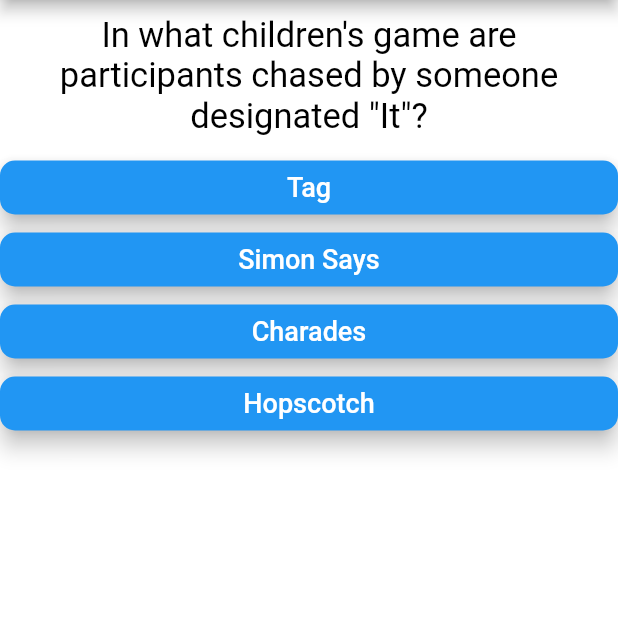
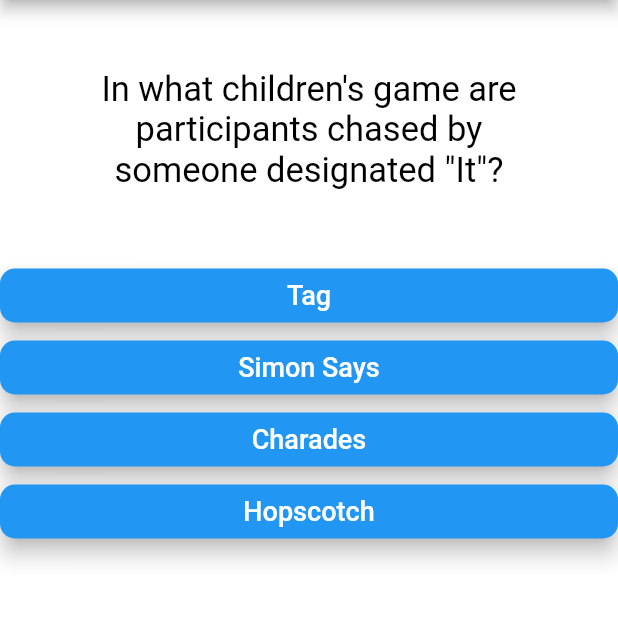
Before and after one commit to dimeprog/Quiz-App, a Flutter app: the screen it shows after launch, on a phone screen of 412 x 824 dp, the part 84-705 px from its top. Run offline on Flutter 3.47's test engine with Material 2 defaults, Android fonts, the phone set to English and light mode, and no system bars; missing offline and left inert: alert, dart:ffi.

Commit message:
code restructure

```diff
--- a/flutter_basics/lib/alert_box.dart
+++ b/flutter_basics/lib/alert_box.dart
@@ -11,7 +11,9 @@ class AlertBox extends StatelessWidget {
 
   @override
   Widget build(BuildContext context) {
-    return AlertDialog(
+    return Padding(
+      padding: const EdgeInsets.all(8.0),
+      child: AlertDialog(
         title: const Text('answerDisplay dialog'),
         backgroundColor: Colors.lightBlue,
         content: Text(
@@ -30,6 +32,7 @@ class AlertBox extends StatelessWidget {
             child: const Text('Next'),
           )
         ],
+      ),
     );
   }
 }
--- a/flutter_basics/lib/main.dart
+++ b/flutter_basics/lib/main.dart
@@ -1,6 +1,8 @@
 // ignore_for_file: deprecated_member_use, avoid_print
 
 import 'dart:ffi';
+import 'package:alert/alert.dart';
+
 import './questions.dart';
 import 'package:flutter/material.dart';
 import './answers.dart';
@@ -630,6 +632,7 @@ class _MyAppState extends State<MyApp> {
       print(listOfOptions[correctOption]);
       for (String e in listOfOptions) {
         if (e == listOfOptions[correctOption]) {
+          Alert(message: 'test', shortDuration: true).show();
           AlertBox(
             AnswerOption: listOfOptions,
             correctOption: correctOption,
--- a/flutter_basics/lib/questions.dart
+++ b/flutter_basics/lib/questions.dart
@@ -7,8 +7,9 @@ class Questions extends StatelessWidget {
   @override
   Widget build(BuildContext context) {
     return Container(
+      padding: const EdgeInsets.all(16.0),
       width: double.infinity,
-      margin: const EdgeInsets.all(10),
+      margin: const EdgeInsets.all(30),
       child: Text(
         questionText,
         textAlign: TextAlign.center,
```
Also changed, not shown: flutter_basics/pubspec.yaml (+8 -66 lines), flutter_basics/pubspec.lock. Lines whose indentation alone changed are shown as unchanged.
